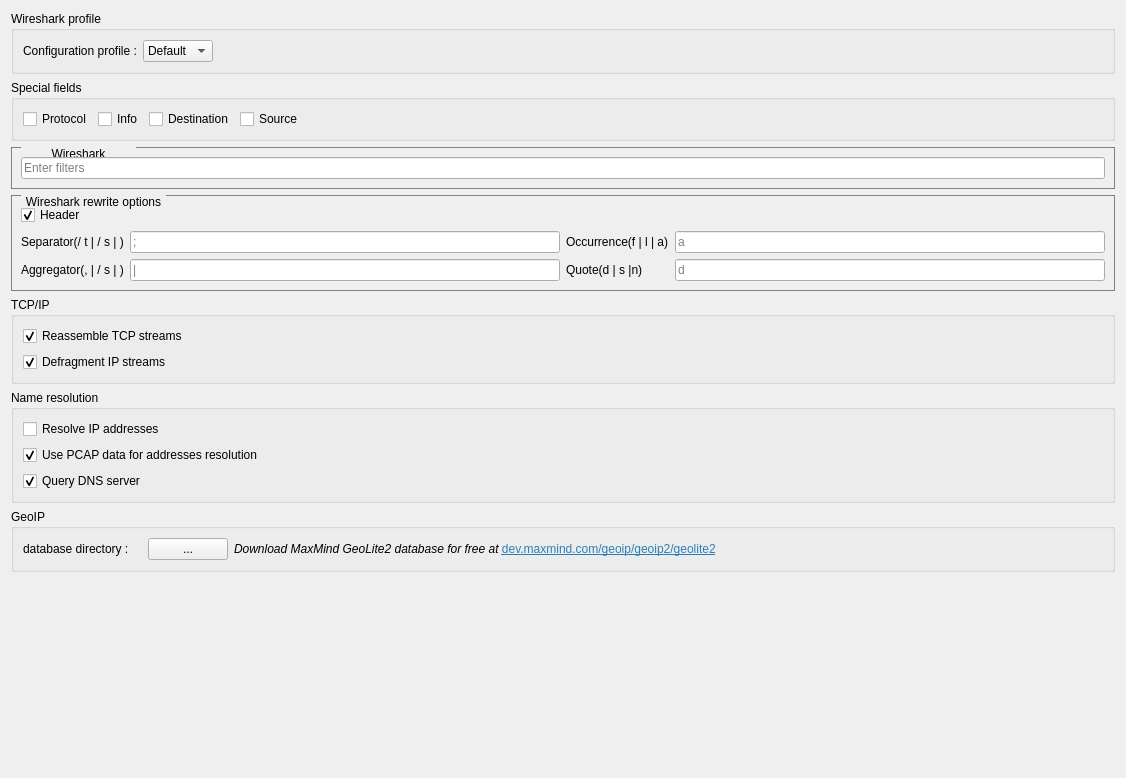
Old version of the form libpvkernel/plugins/input-types/pcap/pcap-gui/profile-ui/forms/OptionWidget.ui in the repository squey/squey.
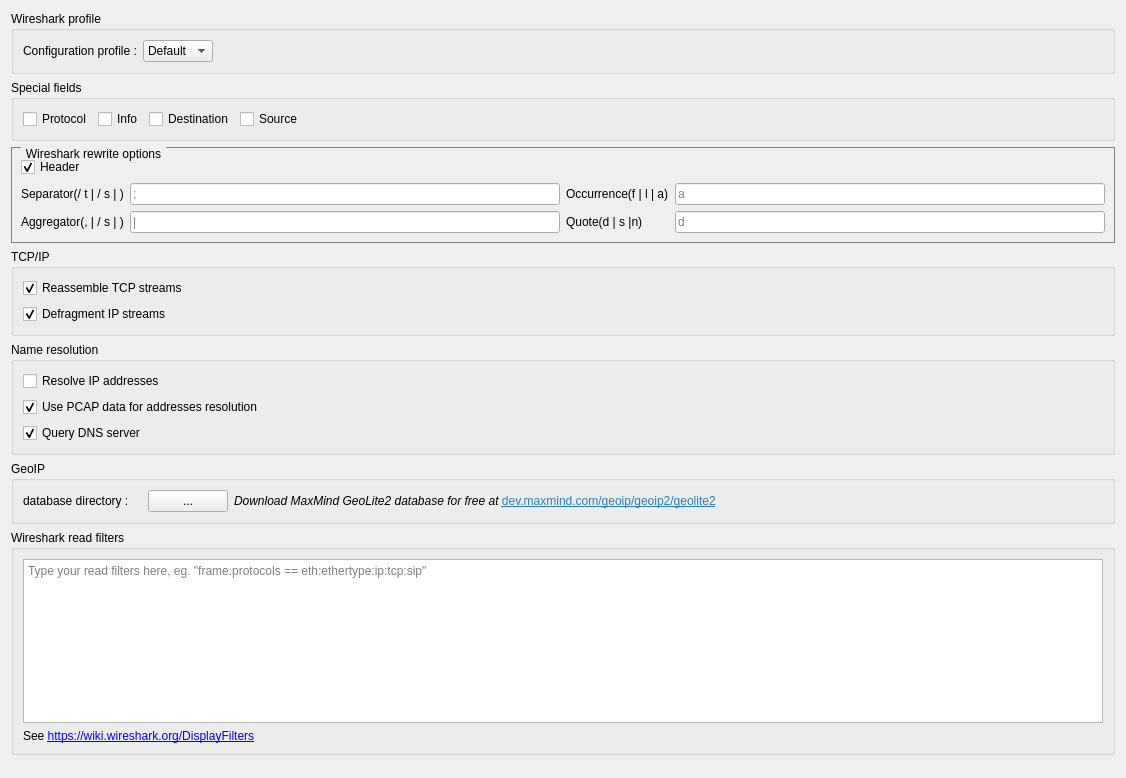
New version of the form.

Commit message: Re-enable wireshark read filter support

```diff
--- a/libpvkernel/plugins/input-types/pcap/pcap-gui/profile-ui/forms/OptionWidget.ui
+++ b/libpvkernel/plugins/input-types/pcap/pcap-gui/profile-ui/forms/OptionWidget.ui
@@ -129,55 +129,6 @@
      </layout>
     </widget>
    </item>
-   <item>
-    <widget class="QGroupBox" name="wireshark_filter_group">
-     <property name="sizePolicy">
-      <sizepolicy hsizetype="Expanding" vsizetype="Preferred">
-       <horstretch>0</horstretch>
-       <verstretch>0</verstretch>
-      </sizepolicy>
-     </property>
-     <property name="autoFillBackground">
-      <bool>false</bool>
-     </property>
-     <property name="styleSheet">
-      <string notr="true">QGroupBox
-{
-border:
-        1px solid gray;
-        margin - top : 0.5em;
-}
-
-QGroupBox::title
-{
-        subcontrol - origin : margin;
-left:
-        10px;
-padding:
-        0 3px 0 3px;
-}</string>
-     </property>
-     <property name="title">
-      <string>Wireshark
-        filters</string>
-     </property>
-     <property name="flat">
-      <bool>false</bool>
-     </property>
-     <layout class="QHBoxLayout" name="horizontalLayout_2">
-      <item>
-       <widget class="QLineEdit" name="filters_edit">
-        <property name="toolTip">
-         <string/>
-        </property>
-        <property name="placeholderText">
-         <string>Enter filters</string>
-        </property>
-       </widget>
-      </item>
-     </layout>
-    </widget>
-   </item>
    <item>
     <widget class="QGroupBox" name="wireshark_rewrite_ptions_group">
      <property name="sizePolicy">
@@ -429,6 +380,39 @@
      <zorder></zorder>
     </widget>
    </item>
+   <item>
+    <widget class="QGroupBox" name="groupBox_4">
+     <property name="title">
+      <string>Wireshark read filters</string>
+     </property>
+     <layout class="QGridLayout" name="gridLayout_4">
+      <item row="0" column="0">
+       <layout class="QGridLayout" name="gridLayout_3">
+        <property name="sizeConstraint">
+         <enum>QLayout::SetMaximumSize</enum>
+        </property>
+        <item row="0" column="0">
+         <widget class="QPlainTextEdit" name="filters_edit">
+          <property name="placeholderText">
+           <string>Type your read filters here, eg. &quot;frame.protocols == eth:ethertype:ip:tcp:sip&quot;</string>
+          </property>
+         </widget>
+        </item>
+       </layout>
+      </item>
+      <item row="1" column="0">
+       <widget class="QLabel" name="label_6">
+        <property name="text">
+         <string>See &lt;a href=&quot;https://wiki.wireshark.org/DisplayFilters&quot;&gt;https://wiki.wireshark.org/DisplayFilters&lt;/a&gt;</string>
+        </property>
+        <property name="textFormat">
+         <enum>Qt::RichText</enum>
+        </property>
+       </widget>
+      </item>
+     </layout>
+    </widget>
+   </item>
    <item>
     <spacer name="verticalSpacer">
      <property name="orientation">
```
The commit also changes 2 other files.
